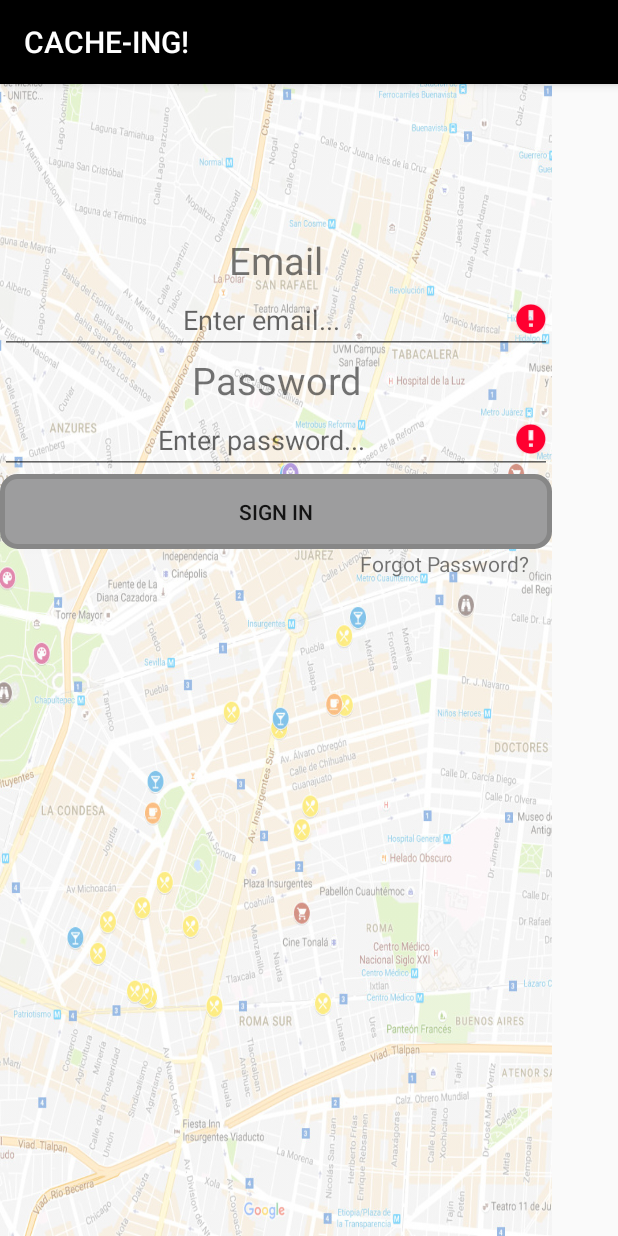
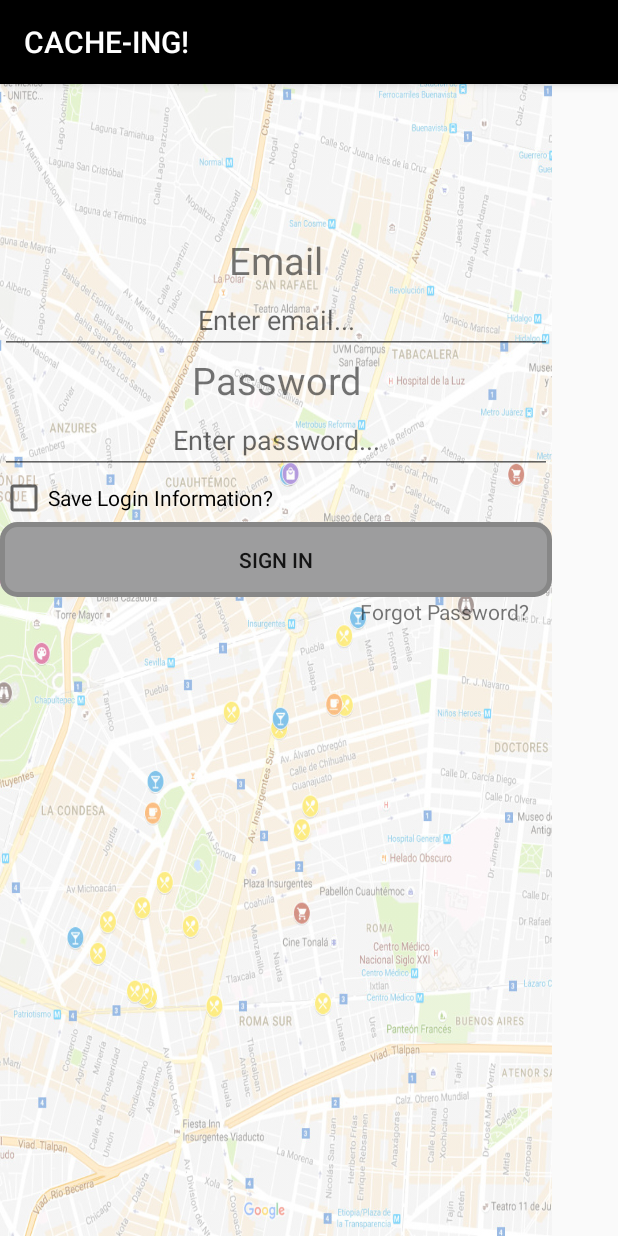
Before and after one commit to tarriola/CACHE-ING_App, an Android app: the fragment LoginFragment placed in its activity, after a tap on "SIGN IN", on a phone screen of 412 x 824 dp. Run offline under Robolectric (Android 15) with nearby library versions, the phone set to English and light mode, and no system bars; 12 statements that could not run were skipped.

Commit message:
Added ability to save login information

```diff
--- a/app/src/main/java/group2/tcss450/uw/edu/cache_ing_app/home/LoginFragment.java
+++ b/app/src/main/java/group2/tcss450/uw/edu/cache_ing_app/home/LoginFragment.java
@@ -2,13 +2,16 @@ package group2.tcss450.uw.edu.cache_ing_app.home;
 
 
 import android.content.Context;
+import android.content.SharedPreferences;
 import android.os.Bundle;
+import android.preference.PreferenceManager;
 import android.support.v4.app.Fragment;
 import android.util.Log;
 import android.view.LayoutInflater;
 import android.view.View;
 import android.view.ViewGroup;
 import android.widget.Button;
+import android.widget.CheckBox;
 import android.widget.EditText;
 import android.widget.TextView;
 
@@ -19,6 +22,10 @@ import group2.tcss450.uw.edu.cache_ing_app.R;
  * A simple {@link Fragment} subclass.
  */
 public class LoginFragment extends Fragment implements View.OnClickListener {
+
+    private CheckBox cb = (CheckBox) getView().findViewById(R.id.save_login_cb);
+    private EditText userNameLogin = (EditText) getView().findViewById(R.id.username_editText);
+    private EditText passwordLogin = (EditText) getView().findViewById(R.id.password_editText);
 
     private OnFragmentInteractionListener mListener;
 
@@ -42,6 +49,7 @@ public class LoginFragment extends Fragment implements View.OnClickListener {
         b.setOnClickListener(this);
         TextView fp = (TextView) v.findViewById(R.id.forgot_pass);
         fp.setOnClickListener(this);
+        loadPreferences();
         return v;
     }
 
@@ -56,12 +64,15 @@ public class LoginFragment extends Fragment implements View.OnClickListener {
             Log.d("DO", "onClick: ");
             switch(v.getId()) {
                 case R.id.sign_in:
+                    savePreferences("CHECKBOX", cb.isChecked());
                     Log.d("DO SOMETHING", "PLEASE");
-                    EditText userNameLogin = (EditText) getView().findViewById(R.id.username_editText);
-                    EditText passwordLogin = (EditText) getView().findViewById(R.id.password_editText);
 
                     String userName = userNameLogin.getText().toString();
                     String password = passwordLogin.getText().toString();
+                    if (cb.isChecked()) {
+                        savePreferences("USERNAME", userName);
+                        savePreferences("PASSWORD", password);
+                    }
                     if(userName.isEmpty()) {
                         userNameLogin.setError("Enter your username/email");
                     } if (password.isEmpty()) {
@@ -112,4 +123,29 @@ public class LoginFragment extends Fragment implements View.OnClickListener {
 
         void loginFragmentInteraction(String c, String c2);
     }
+
+    private void loadPreferences() {
+        SharedPreferences sharedPreferences = PreferenceManager.getDefaultSharedPreferences(this.getContext());
+        boolean boxValue = sharedPreferences.getBoolean("CHECKBOX", false);
+        String userName = sharedPreferences.getString("USERNAME", "");
+        String password = sharedPreferences.getString("PASSWORD", "");
+
+        cb.setChecked(boxValue);
+        userNameLogin.setText(userName);
+        passwordLogin.setText(password);
+    }
+
+    private void savePreferences(String key, boolean value) {
+        SharedPreferences sharedPreferences = PreferenceManager.getDefaultSharedPreferences(this.getContext());
+        SharedPreferences.Editor perry = sharedPreferences.edit();
+        perry.putBoolean(key, value);
+        perry.commit();
+    }
+
+    private void savePreferences(String key, String value) {
+        SharedPreferences sharedPreferences = PreferenceManager.getDefaultSharedPreferences(this.getContext());
+        SharedPreferences.Editor perry = sharedPreferences.edit();
+        perry.putString(key, value);
+        perry.commit();
+    }
 }
--- a/app/src/main/res/layout/fragment_login.xml
+++ b/app/src/main/res/layout/fragment_login.xml
@@ -44,6 +44,12 @@
         android:hint="@string/password_editText"
         android:inputType="textPassword" />
 
+    <CheckBox
+        android:id="@+id/save_login_cb"
+        android:layout_width="wrap_content"
+        android:layout_height="wrap_content"
+        android:text="@string/save_login_info" />
+
     <Button
         android:id="@+id/sign_in"
         android:layout_width="match_parent"
--- a/app/src/main/res/values/strings.xml
+++ b/app/src/main/res/values/strings.xml
@@ -40,6 +40,7 @@
     <string name="review_log">View Log</string>
     <string name="done">Done</string>
 
+    <string name="save_login_info">Save Login Information?</string>
     <!-- TODO: Remove or change this placeholder text -->
     <string name="hello_blank_fragment">Hello blank fragment</string>
 
```
